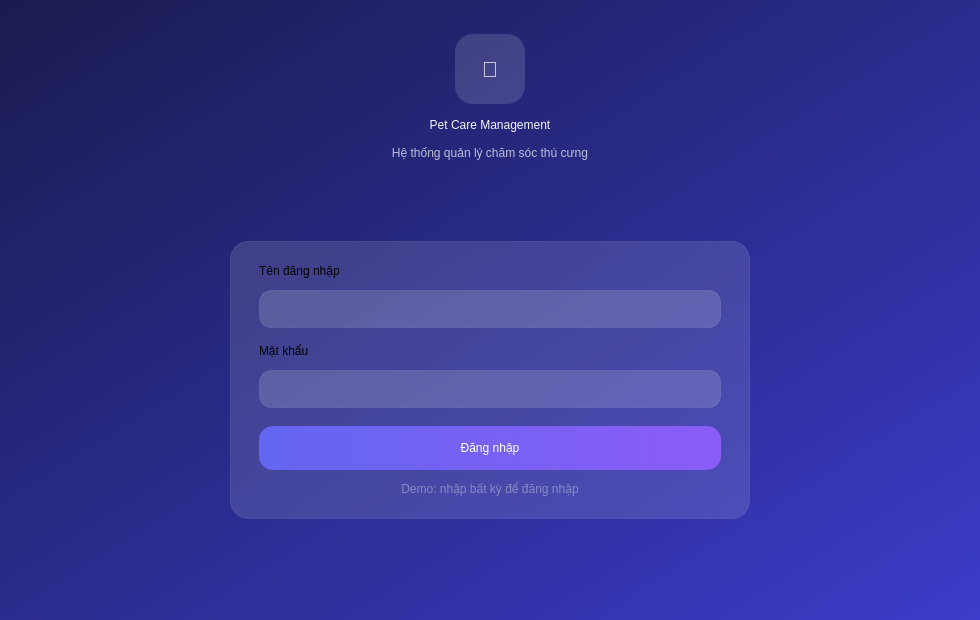
This is ui/login.ui in thaieaut-engineer/LTUD_Python_Nhom_18 as Qt 5 draws it before an edit. The edited form follows.
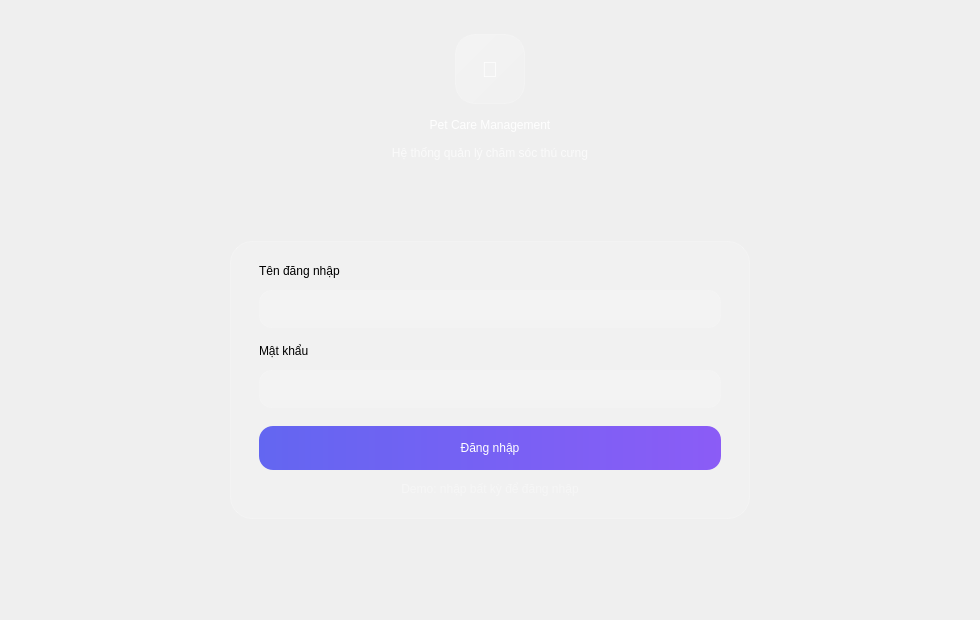
This is the edited form.

```diff
--- a/ui/login.ui
+++ b/ui/login.ui
@@ -13,12 +13,13 @@
   </property>
   <property name="styleSheet">
    <string notr="true">QWidget#LoginPage{
-background: qlineargradient(x1:0, y1:0, x2:1, y2:1, stop:0 #1A1B4F, stop:1 #3B3CC9);
+background: qlineargradient(x1:0, y1:0, x2:1, y2:1,
+  stop:0 #1e1b4b, stop:0.4 #4338ca, stop:0.75 #7c3aed, stop:1 #c026d3);
 }
 QFrame#LoginCard{
-background: rgba(255,255,255,0.12);
-border: 1px solid rgba(255,255,255,0.10);
-border-radius: 18px;
+background: rgba(255,255,255,0.14);
+border: 1px solid rgba(255,255,255,0.22);
+border-radius: 22px;
 }
 QLineEdit{
 background: rgba(255,255,255,0.15);
@@ -56,8 +57,9 @@
 font: 600 9pt "Segoe UI";
 }
 QFrame#Logo{
-background: rgba(255,255,255,0.14);
-border-radius: 18px;
+background: qlineargradient(x1:0, y1:0, x2:1, y2:1, stop:0 rgba(255,255,255,0.28), stop:1 rgba(255,255,255,0.08));
+border: 1px solid rgba(255,255,255,0.2);
+border-radius: 20px;
 }</string>
   </property>
   <layout class="QVBoxLayout" name="verticalLayout">
```
Left out of the diff: 5 changed lines with no effect on the pictures.
